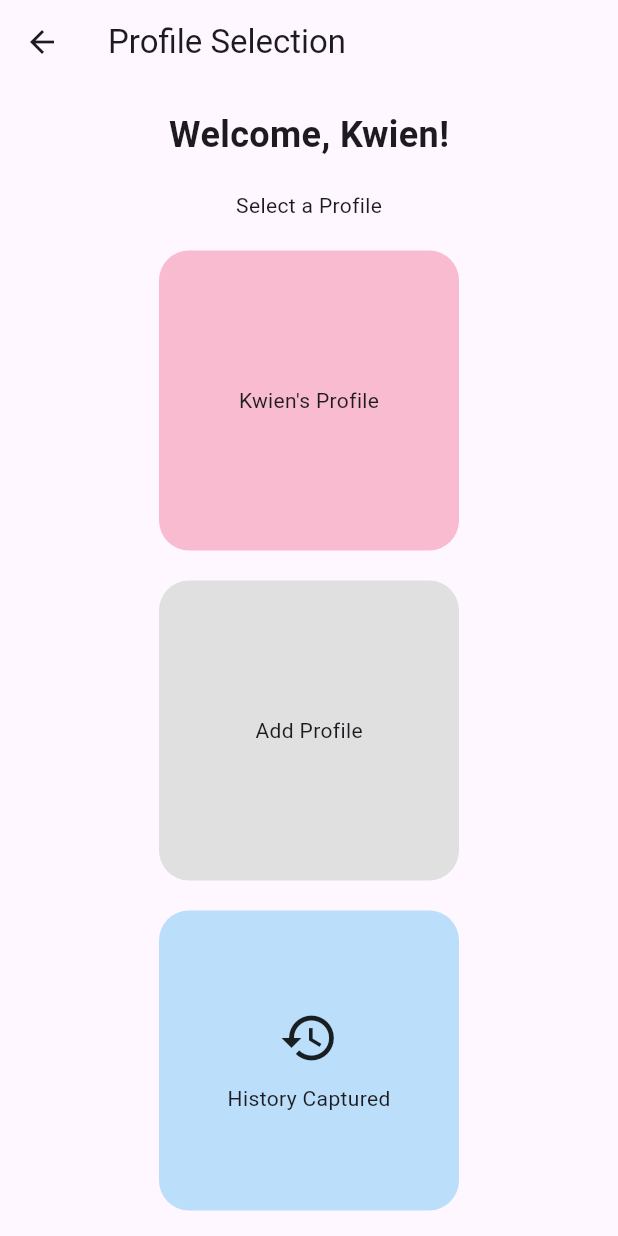
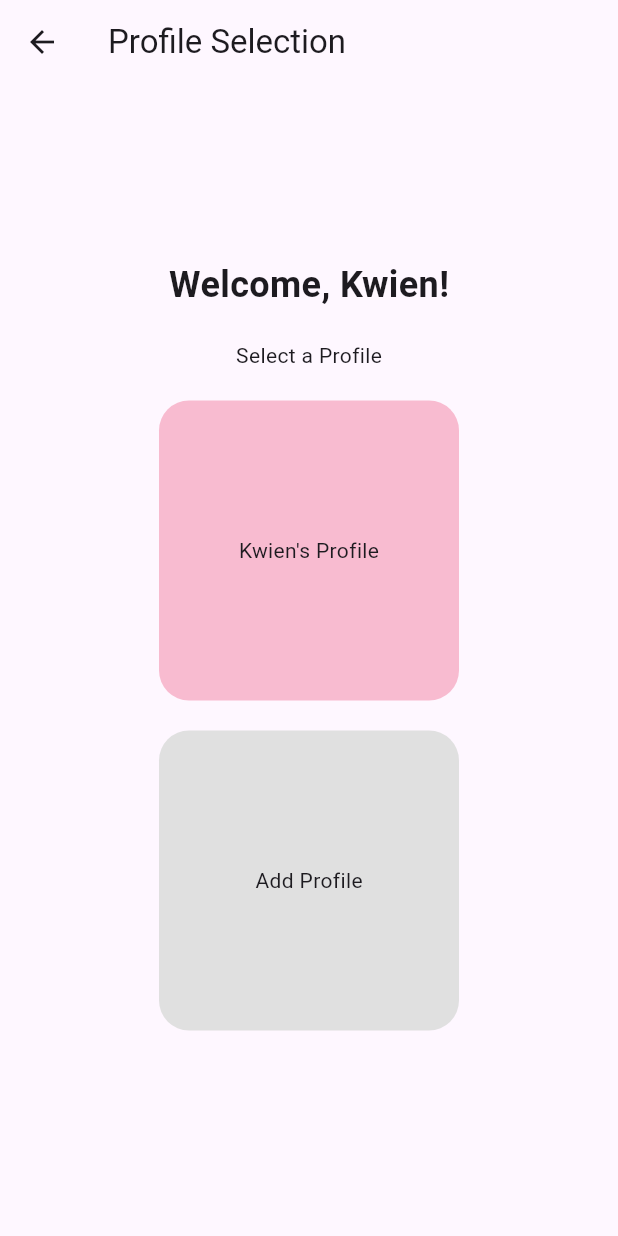
Before and after one commit to kwienyu/GlamourApp, a Flutter app: the screen it shows after launch, after a tap on "Sign In", on a phone screen of 412 x 824 dp. Run offline on Flutter 3.47's test engine with Material 3 defaults, Android fonts, the phone set to English and light mode, and no system bars; our stand-ins replace camera.

Commit message:
Updated my login_screen

```diff
--- a/lib/login_screen.dart
+++ b/lib/login_screen.dart
@@ -12,17 +12,14 @@ class LoginScreen extends StatelessWidget {
         children: [
           // Background Gradient
           Container(
-            decoration: const BoxDecoration(
-              gradient: LinearGradient(
-                colors: [
-                  Color.fromARGB(255, 219, 198, 210),
-                  Color.fromARGB(255, 235, 167, 189),
-                ],
-                begin: Alignment.topLeft,
-                end: Alignment.bottomRight,
-              ),
+            decoration: BoxDecoration(
+              image: DecorationImage(
+              image: AssetImage("assets/images/background_image.webp"),
+              fit: BoxFit.cover,
             ),
           ),
+        ),
+
           // Content
           Center(
             child: Padding(
--- a/lib/profile_selection.dart
+++ b/lib/profile_selection.dart
@@ -58,37 +58,6 @@ class ProfileSelection extends StatelessWidget {
               ),
             ),
             const SizedBox(height: 20),
-
-            // History Captured Photo
-            GestureDetector(
-              onTap: () {
-                // Navigate to the History Captured Photo page
-                Navigator.push(
-                  context,
-                  MaterialPageRoute(
-                    builder: (context) => const ProfileSelection(),
-                  ),
-                );
-              },
-              child: Container(
-                width: 200,
-                height: 200,
-                decoration: BoxDecoration(
-                  color: Colors.blue.shade100,
-                  borderRadius: BorderRadius.circular(20),
-                ),
-                child: const Center(
-                  child: Column(
-                    mainAxisAlignment: MainAxisAlignment.center,
-                    children: [
-                      Icon(Icons.history, size: 40),
-                      SizedBox(height: 10),
-                      Text("History Captured"),
-                    ],
-                  ),
-                ),
-              ),
-            ),
           ],
         ),
       ),
--- a/pubspec.yaml
+++ b/pubspec.yaml
@@ -64,6 +64,8 @@ flutter:
   # To add assets to your application, add an assets section, like this:
   assets:
     - assets/undertone.png
+    - assets/images/background_image.webp
+
   #   - images/a_dot_ham.jpeg
 
   # An image asset can refer to one or more resolution-specific "variants", see
```
Also changed, not shown: assets/backgroun.ui.webp (added).
